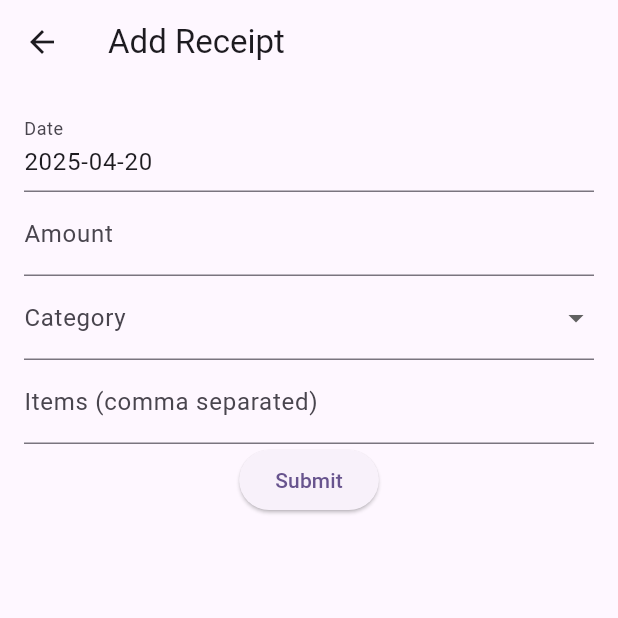
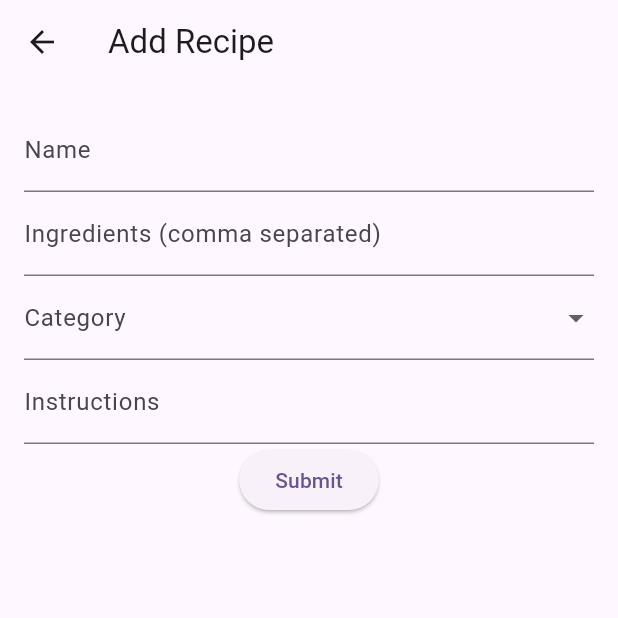
Before and after one commit to dmitrymov/receiptsapp, a Flutter app: the screen it shows after launch, after a tap on the "add" icon, on a phone screen of 412 x 824 dp, the top half of it. Run offline on Flutter 3.47's test engine with Material 3 defaults, Android fonts, the phone set to English and light mode, and no system bars.

Commit message:
change to recips

```diff
--- a/lib/main.dart
+++ b/lib/main.dart
@@ -2,24 +2,36 @@ import 'package:intl/intl.dart';
 import 'package:flutter/material.dart';
 import 'package:uuid/uuid.dart';
 
+import 'package:intl/intl.dart';
+
+final Map<String, IconData> categoryIcons = {
+  'groceries': Icons.local_grocery_store,
+  'dining': Icons.restaurant,
+  'shopping': Icons.shopping_cart,
+  'other': Icons.category,
+};
+
+String formatDate(DateTime date) {
+  return DateFormat('MMM dd, yyyy').format(date);
+}
+
 void main() {
-  // Example usage of Receipt class
-  final receipt1 = Receipt(
+  // Example usage of Recipe class
+  final recipe1 = Recipe(
     id: '1',
-    date: DateTime.now(),
-    amount: 100.50,
+    name: 'Spaghetti Carbonara',
+    instructions: "Cook pasta. Fry pancetta. Mix eggs and cheese. Combine all.",
     category: 'Groceries',
-    items: ['Milk', 'Bread', 'Eggs'],
+    ingredients: ['Spaghetti', 'Pancetta', 'Eggs', 'Cheese'],
   );
 
-  final receipt2 = Receipt(
+  final recipe2 = Recipe(
     id: '2',
-    date: DateTime.now(),
-    amount: 50.00,
+    name: 'Chicken Stir-Fry',
+    instructions: "Cut chicken. Stir-fry with vegetables. Add sauce.",
     category: 'Dining',
-    items: ['Pizza', 'Drinks'],
+    ingredients: ['Chicken', 'Vegetables', 'Soy Sauce', 'Rice'],
   );
-
   runApp(const MyApp());
 }
 
@@ -55,23 +67,24 @@ class MyApp extends StatelessWidget {
   }
 }
 
-class Receipt {
+class Recipe {
   final String id;
-  final DateTime date;
-  final double amount;
+  final String name;
+  final List<String> ingredients;
+  final String instructions;
   final String category;
-  final List<String> items;
 
-  Receipt({
+  Recipe({
     required this.id,
-    required this.date,
-    required this.amount,
+    required this.name,
+    required this.ingredients,
+    required this.instructions,
     required this.category,
-    required this.items,
   });
+
   @override
   String toString() {
-    return 'Receipt{id: $id, date: $date, amount: $amount, category: $category, items: $items}';
+    return 'Recipe{id: $id, name: $name, ingredients: $ingredients, instructions: $instructions, category: $category}';
   }
 }
 
@@ -101,70 +114,49 @@ class CategoriesPage extends StatelessWidget {
   }
 }
 
-class AddEditReceiptPage extends StatefulWidget {
-  final Receipt? receipt;
+class AddEditRecipePage extends StatefulWidget {
+  final Recipe? recipe;
   final List<Category> categories;
 
-  const AddEditReceiptPage({super.key, this.receipt, required this.categories});
+  const AddEditRecipePage({super.key, this.recipe, required this.categories});
 
   @override
-  _AddEditReceiptPageState createState() => _AddEditReceiptPageState();
+  _AddEditRecipePageState createState() => _AddEditRecipePageState();
 }
 
-class _AddEditReceiptPageState extends State<AddEditReceiptPage> {
+class _AddEditRecipePageState extends State<AddEditRecipePage> {
   final _formKey = GlobalKey<FormState>();
-  final _dateController = TextEditingController();
-  final _amountController = TextEditingController();
+  final _nameController = TextEditingController();
+  final _ingredientsController = TextEditingController();
   final _categoryController = TextEditingController();
-  final _itemsController = TextEditingController();
-  DateTime _selectedDate = DateTime.now();
+  final _instructionsController = TextEditingController();
   String? _selectedCategoryId;
 
   @override
   void initState() {
     super.initState();
-    if (widget.receipt != null) {
-      _selectedDate = widget.receipt!.date;
-      _dateController.text = DateFormat(
-        'yyyy-MM-dd',
-      ).format(widget.receipt!.date);
-      _amountController.text = widget.receipt!.amount.toString();
-      _selectedCategoryId = widget.receipt!.category;
-      _itemsController.text = widget.receipt!.items.join(', ');
-    } else {
-      _dateController.text = DateFormat('yyyy-MM-dd').format(_selectedDate);
-    }
+    if (widget.recipe != null) {
+      _nameController.text = widget.recipe!.name;
+      _ingredientsController.text = widget.recipe!.ingredients.join(', ');
+      _instructionsController.text = widget.recipe!.instructions;
+      _selectedCategoryId = widget.recipe!.category;
+    } else {}
   }
 
   @override
   void dispose() {
-    _dateController.dispose();
-    _amountController.dispose();
+    _nameController.dispose();
+    _ingredientsController.dispose();
+    _instructionsController.dispose();
     _categoryController.dispose();
-    _itemsController.dispose();
     super.dispose();
-  }
-
-  void _selectDate(BuildContext context) async {
-    final DateTime? picked = await showDatePicker(
-      context: context,
-      initialDate: _selectedDate,
-      firstDate: DateTime(2000),
-      lastDate: DateTime.now(),
-    );
-    if (picked != null && picked != _selectedDate) {
-      setState(() {
-        _selectedDate = picked;
-        _dateController.text = DateFormat('yyyy-MM-dd').format(_selectedDate);
-      });
-    }
   }
 
   @override
   Widget build(BuildContext context) {
     return Scaffold(
       appBar: AppBar(
-        title: Text(widget.receipt == null ? 'Add Receipt' : 'Edit Receipt'),
+        title: Text(widget.recipe == null ? 'Add Recipe' : 'Edit Recipe'),
       ),
       body: Padding(
         padding: const EdgeInsets.all(16.0),
@@ -173,21 +165,20 @@ class _AddEditReceiptPageState extends State<AddEditReceiptPage> {
           child: Column(
             children: [
               TextFormField(
-                controller: _dateController,
-                decoration: const InputDecoration(labelText: 'Date'),
-                onTap: () => _selectDate(context),
-                readOnly: true,
-              ),
-              TextFormField(
-                controller: _amountController,
-                decoration: const InputDecoration(labelText: 'Amount'),
-                keyboardType: TextInputType.number,
+                controller: _nameController,
+                decoration: const InputDecoration(labelText: 'Name'),
                 validator: (value) {
                   if (value == null || value.isEmpty) {
-                    return 'Please enter amount';
+                    return 'Please enter a recipe name';
                   }
                   return null;
                 },
+              ),
+              TextFormField(
+                controller: _ingredientsController,
+                decoration: const InputDecoration(
+                  labelText: 'Ingredients (comma separated)',
+                ),
               ),
               DropdownButtonFormField<String>(
                 decoration: const InputDecoration(labelText: 'Category'),
@@ -208,26 +199,25 @@ class _AddEditReceiptPageState extends State<AddEditReceiptPage> {
                     }).toList(),
               ),
               TextFormField(
-                controller: _itemsController,
-                decoration: const InputDecoration(
-                  labelText: 'Items (comma separated)',
-                ),
+                controller: _instructionsController,
+                decoration: const InputDecoration(labelText: 'Instructions'),
+                maxLines: null,
               ),
               ElevatedButton(
                 onPressed: () {
                   if (_formKey.currentState!.validate()) {
-                    final receipt = Receipt(
-                      id: widget.receipt?.id ?? const Uuid().v4(),
-                      date: _selectedDate,
-                      amount: double.parse(_amountController.text),
+                    final recipe = Recipe(
+                      id: widget.recipe?.id ?? const Uuid().v4(),
+                      name: _nameController.text,
                       category: _selectedCategoryId!,
-                      items:
-                          _itemsController.text
+                      ingredients:
+                          _ingredientsController.text
                               .split(',')
                               .map((e) => e.trim())
                               .toList(),
+                      instructions: _instructionsController.text,
                     );
-                    Navigator.pop(context, receipt);
+                    Navigator.pop(context, recipe);
                   }
                 },
                 child: const Text('Submit'),
@@ -248,7 +238,7 @@ class MyHomePage extends StatefulWidget {
 }
 
 class _MyHomePageState extends State<MyHomePage> {
-  List<Receipt> _receipts = [];
+  List<Recipe> _recipes = [];
   final List<Category> _categories = [
     Category(id: 'groceries', name: 'Groceries'),
     Category(id: 'dining', name: 'Dining'),
@@ -256,22 +246,22 @@ class _MyHomePageState extends State<MyHomePage> {
     Category(id: 'other', name: 'Other'),
   ];
 
-  void _addOrEditReceipt(Receipt? receipt) async {
+  void _addOrEditRecipe(Recipe? recipe) async {
     final result = await Navigator.push(
       context,
       MaterialPageRoute(
         builder:
             (context) =>
-                AddEditReceiptPage(receipt: receipt, categories: _categories),
+                AddEditRecipePage(recipe: recipe, categories: _categories),
       ),
     );
-    if (result is Receipt) {
+    if (result is Recipe) {
       setState(() {
-        if (receipt == null) {
-          _receipts.add(result);
+        if (recipe == null) {
+          _recipes.add(result);
         } else {
-          final index = _receipts.indexOf(receipt);
-          _receipts[index] = result;
+          final index = _recipes.indexOf(recipe);
+          _recipes[index] = result;
         }
       });
     }
@@ -289,20 +279,21 @@ class _MyHomePageState extends State<MyHomePage> {
   @override
   void initState() {
     super.initState();
-    _receipts = [
-      Receipt(
+    _recipes = [
+      Recipe(
         id: '1',
-        date: DateTime.now(),
-        amount: 100.50,
+        name: 'Spaghetti Carbonara',
+        instructions:
+            "Cook pasta. Fry pancetta. Mix eggs and cheese. Combine all.",
         category: 'groceries',
-        items: ['Milk', 'Bread', 'Eggs'],
+        ingredients: ['Spaghetti', 'Pancetta', 'Eggs', 'Cheese'],
       ),
-      Receipt(
+      Recipe(
         id: '2',
-        date: DateTime.now(),
-        amount: 50.00,
+        name: 'Chicken Stir-Fry',
+        instructions: "Cut chicken. Stir-fry with vegetables. Add sauce.",
         category: 'dining',
-        items: ['Pizza', 'Drinks'],
+        ingredients: ['Chicken', 'Vegetables', 'Soy Sauce', 'Rice'],
       ),
     ];
   }
@@ -312,7 +303,7 @@ class _MyHomePageState extends State<MyHomePage> {
     return Scaffold(
       appBar: AppBar(
         backgroundColor: Theme.of(context).colorScheme.inversePrimary,
-        title: const Text('Receipts'),
+        title: const Text('Recips'),
         actions: [
           IconButton(
             icon: const Icon(Icons.category),
@@ -321,21 +312,33 @@ class _MyHomePageState extends State<MyHomePage> {
         ],
       ),
       body: ListView.builder(
-        itemCount: _receipts.length,
+        itemCount: _recipes.length,
         itemBuilder: (context, index) {
-          final receipt = _receipts[index];
-          return ListTile(
-            title: Text(DateFormat('yyyy-MM-dd').format(receipt.date)),
-            subtitle: Text(
-              '${receipt.amount.toStringAsFixed(2)} - ${receipt.category}',
+          final recipe = _recipes[index];
+          final categoryIcon = categoryIcons[recipe.category] ?? Icons.category;
+          return Card(
+            margin: const EdgeInsets.symmetric(vertical: 8, horizontal: 16),
+            child: Padding(
+              padding: const EdgeInsets.all(8.0),
+              child: ListTile(
+                leading: Icon(categoryIcon, size: 30.0),
+                title: Text(recipe.name, style: const TextStyle(fontSize: 18)),
+                subtitle: Padding(
+                  padding: const EdgeInsets.only(top: 8.0),
+                  child: Row(
+                    mainAxisAlignment: MainAxisAlignment.spaceBetween,
+                    children: [Text(recipe.category)],
+                  ),
+                ),
+                onTap: () => _addOrEditRecipe(recipe),
+              ),
             ),
-            onTap: () => _addOrEditReceipt(receipt),
           );
         },
       ),
       floatingActionButton: FloatingActionButton(
-        onPressed: () => _addOrEditReceipt(null),
-        tooltip: 'Add Receipt',
+        onPressed: () => _addOrEditRecipe(null),
+        tooltip: 'Add Recipe',
         child: const Icon(Icons.add),
       ),
     );
```
